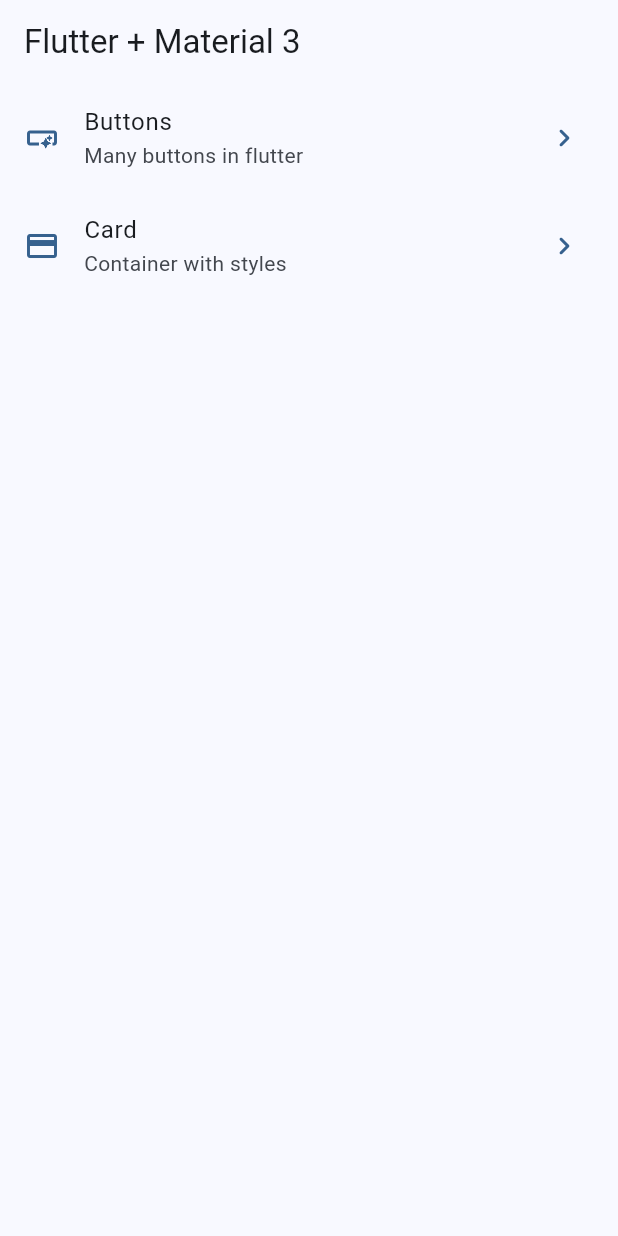
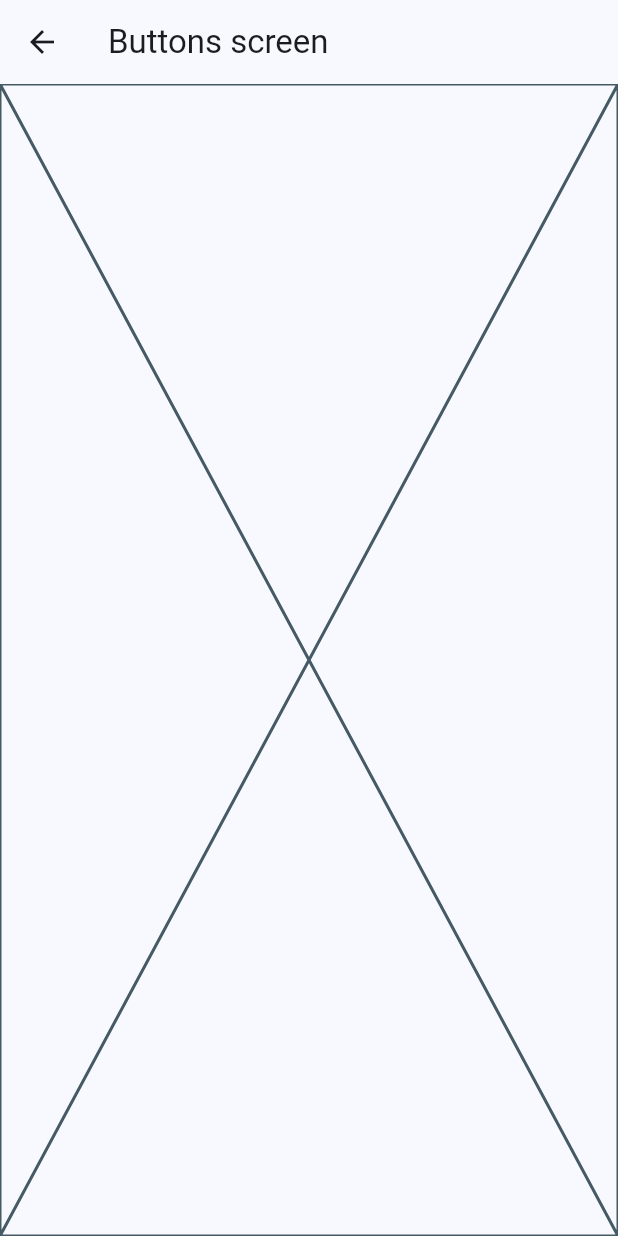
Before and after one commit to JaviKo500/widgets_app, a Flutter app: the screen it shows after launch, after a tap on "Buttons", on a phone screen of 412 x 824 dp. Run offline on Flutter 3.47's test engine with Material 2 defaults, Android fonts, the phone set to English and light mode, and no system bars.

```diff
--- a/lib/config/menu/menu_item.dart
+++ b/lib/config/menu/menu_item.dart
@@ -16,5 +16,5 @@ class MenuItem {
 
 const appMenuItems = <MenuItem>[
   MenuItem(title: 'Buttons', subTitle: 'Many buttons in flutter', link: '/buttons', icon: Icons.smart_button_outlined,),
-  MenuItem(title: 'Card', subTitle: 'Container with styles', link: '/card', icon: Icons.credit_card_outlined,),
+  MenuItem(title: 'Card', subTitle: 'Container with styles', link: '/cards', icon: Icons.credit_card_outlined,),
 ];
--- a/lib/main.dart
+++ b/lib/main.dart
@@ -1,5 +1,7 @@
 import 'package:flutter/material.dart';
 import 'package:widgets_app/config/theme/app_theme.dart';
+import 'package:widgets_app/presentation/screens/buttons/buttons_screen.dart';
+import 'package:widgets_app/presentation/screens/cards/cards_screen.dart';
 import 'package:widgets_app/presentation/screens/home/home_screen.dart';
 
 void main() {
@@ -19,6 +21,10 @@ class MainApp extends StatelessWidget {
           child:HomeScreen()
         ),
       ),
+      routes: {
+        '/buttons' :(context) => const ButtonsScreen(),
+        '/cards' :(context) => const CardsScreen(),
+      },
     );
   }
 }
--- /dev/null
+++ b/lib/presentation/screens/buttons/buttons_screen.dart
@@ -0,0 +1,18 @@
+import 'package:flutter/material.dart';
+
+class ButtonsScreen extends StatelessWidget {
+  const ButtonsScreen({Key? key}) : super(key: key);
+
+  @override
+  Widget build(BuildContext context) {
+    return Scaffold(
+      appBar: AppBar(
+        title: const Text(
+          'Buttons screen',
+          style: TextStyle()
+        ),
+      ),
+      body: const Placeholder(),
+    );
+  }
+}
--- /dev/null
+++ b/lib/presentation/screens/cards/cards_screen.dart
@@ -0,0 +1,19 @@
+import 'package:flutter/material.dart';
+
+class CardsScreen extends StatelessWidget {
+
+  const CardsScreen({Key? key}) : super(key: key);
+
+  @override
+  Widget build(BuildContext context) {
+    return Scaffold(
+      appBar: AppBar(
+        title: const Text(
+          'Card Screen',
+          style: TextStyle()
+        ),
+      ),
+      body: const Placeholder(  )
+    );
+  }
+}
--- a/lib/presentation/screens/home/home_screen.dart
+++ b/lib/presentation/screens/home/home_screen.dart
@@ -10,7 +10,7 @@ class HomeScreen extends StatelessWidget {
       appBar: AppBar(
         title: const Text('Flutter + Material 3', style: TextStyle()),
       ),
-      body: _HomeView(),
+      body: const _HomeView(),
     );
   }
 }
@@ -24,19 +24,24 @@ class _HomeView extends StatelessWidget {
     return ListView.builder(
       itemCount: appMenuItems.length,
       itemBuilder: (context, index) {
-        final option = appMenuItems[index];
+        final menuItem = appMenuItems[index];
         return ListTile(
           title: Text(
-            option.title,
+            menuItem.title,
           ),
           subtitle: Text(
-            option.subTitle,
+            menuItem.subTitle,
           ),
-          leading: Icon(option.icon, color: colors.primary,),
-          trailing: Icon(Icons.navigate_next_rounded, color: colors.primary,),
+          leading: Icon(
+            menuItem.icon,
+            color: colors.primary,
+          ),
+          trailing: Icon(
+            Icons.navigate_next_rounded,
+            color: colors.primary,
+          ),
           onTap: () {
-             // TODO: navigete other screen
-            print(option.title);
+            Navigator.pushNamed(context, menuItem.link);
           },
         );
       },
```
